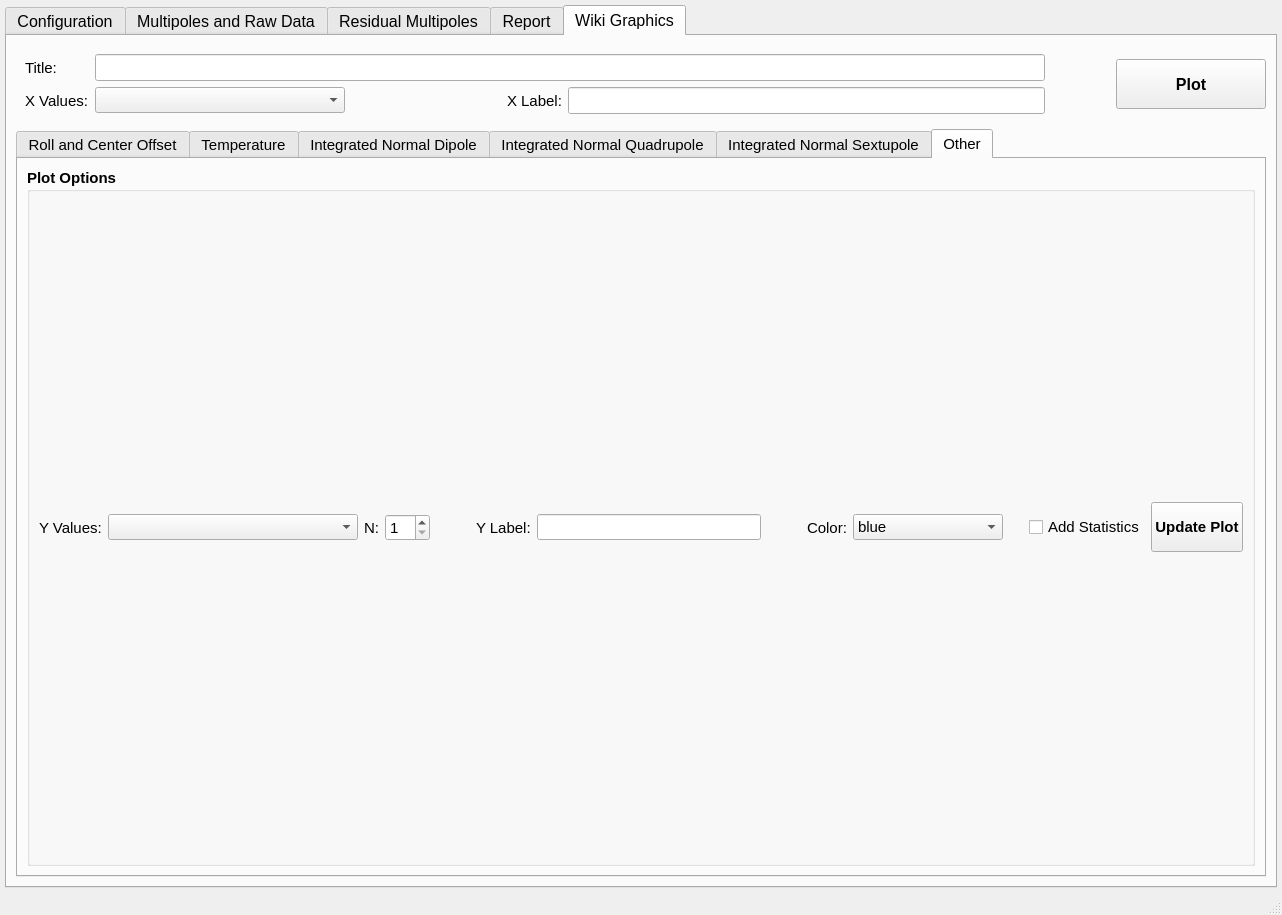
This is rotcoilanalysis/ui/interface.ui in lnls-ima/rotating-coil-analysis as Qt 5 draws it before an edit. The edited form follows.
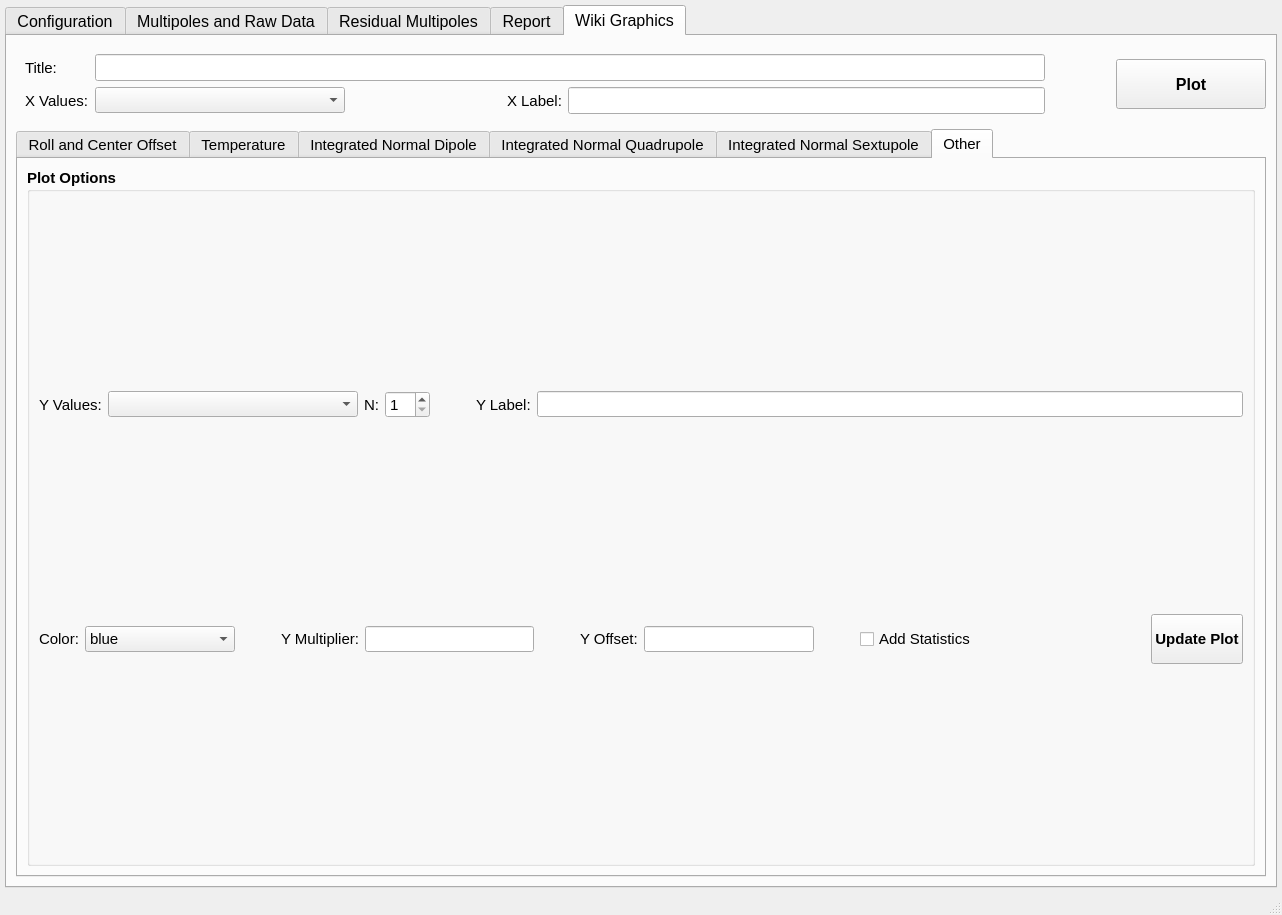
This is the edited form. The open tabs and pages were chosen to show the change. Icons and pictures are not drawn.

Commit message: Adding options in plot widget

```diff
--- a/rotcoilanalysis/ui/interface.ui
+++ b/rotcoilanalysis/ui/interface.ui
@@ -3757,7 +3757,206 @@
               <property name="title">
                <string>Plot Options</string>
               </property>
-              <layout class="QHBoxLayout" name="horizontalLayout_5">
+              <layout class="QGridLayout" name="gridLayout_30">
+               <item row="1" column="0">
+                <layout class="QHBoxLayout" name="horizontalLayout_4">
+                 <item>
+                  <widget class="QLabel" name="wiki_graphs_label_label_3">
+                   <property name="font">
+                    <font>
+                     <pointsize>11</pointsize>
+                     <weight>50</weight>
+                     <bold>false</bold>
+                    </font>
+                   </property>
+                   <property name="text">
+                    <string>Color:</string>
+                   </property>
+                  </widget>
+                 </item>
+                 <item>
+                  <widget class="QComboBox" name="color_cmb">
+                   <property name="minimumSize">
+                    <size>
+                     <width>150</width>
+                     <height>0</height>
+                    </size>
+                   </property>
+                   <property name="font">
+                    <font>
+                     <pointsize>11</pointsize>
+                     <weight>50</weight>
+                     <bold>false</bold>
+                    </font>
+                   </property>
+                   <item>
+                    <property name="text">
+                     <string>blue</string>
+                    </property>
+                   </item>
+                   <item>
+                    <property name="text">
+                     <string>green</string>
+                    </property>
+                   </item>
+                   <item>
+                    <property name="text">
+                     <string>red</string>
+                    </property>
+                   </item>
+                   <item>
+                    <property name="text">
+                     <string>purple</string>
+                    </property>
+                   </item>
+                  </widget>
+                 </item>
+                 <item>
+                  <spacer name="horizontalSpacer_18">
+                   <property name="orientation">
+                    <enum>Qt::Horizontal</enum>
+                   </property>
+                   <property name="sizeType">
+                    <enum>QSizePolicy::Fixed</enum>
+                   </property>
+                   <property name="sizeHint" stdset="0">
+                    <size>
+                     <width>40</width>
+                     <height>20</height>
+                    </size>
+                   </property>
+                  </spacer>
+                 </item>
+                 <item>
+                  <widget class="QLabel" name="label_8">
+                   <property name="font">
+                    <font>
+                     <weight>50</weight>
+                     <bold>false</bold>
+                    </font>
+                   </property>
+                   <property name="text">
+                    <string>Y Multiplier:</string>
+                   </property>
+                  </widget>
+                 </item>
+                 <item>
+                  <widget class="QLineEdit" name="ymult_le">
+                   <property name="font">
+                    <font>
+                     <weight>50</weight>
+                     <bold>false</bold>
+                    </font>
+                   </property>
+                  </widget>
+                 </item>
+                 <item>
+                  <spacer name="horizontalSpacer_20">
+                   <property name="orientation">
+                    <enum>Qt::Horizontal</enum>
+                   </property>
+                   <property name="sizeType">
+                    <enum>QSizePolicy::Fixed</enum>
+                   </property>
+                   <property name="sizeHint" stdset="0">
+                    <size>
+                     <width>40</width>
+                     <height>20</height>
+                    </size>
+                   </property>
+                  </spacer>
+                 </item>
+                 <item>
+                  <widget class="QLabel" name="label_7">
+                   <property name="font">
+                    <font>
+                     <weight>50</weight>
+                     <bold>false</bold>
+                    </font>
+                   </property>
+                   <property name="text">
+                    <string>Y Offset:</string>
+                   </property>
+                  </widget>
+                 </item>
+                 <item>
+                  <widget class="QLineEdit" name="yoffset_le">
+                   <property name="font">
+                    <font>
+                     <weight>50</weight>
+                     <bold>false</bold>
+                    </font>
+                   </property>
+                  </widget>
+                 </item>
+                 <item>
+                  <spacer name="horizontalSpacer_21">
+                   <property name="orientation">
+                    <enum>Qt::Horizontal</enum>
+                   </property>
+                   <property name="sizeType">
+                    <enum>QSizePolicy::Fixed</enum>
+                   </property>
+                   <property name="sizeHint" stdset="0">
+                    <size>
+                     <width>40</width>
+                     <height>20</height>
+                    </size>
+                   </property>
+                  </spacer>
+                 </item>
+                 <item>
+                  <widget class="QCheckBox" name="addstatistics_chb">
+                   <property name="font">
+                    <font>
+                     <weight>50</weight>
+                     <bold>false</bold>
+                    </font>
+                   </property>
+                   <property name="text">
+                    <string>Add Statistics</string>
+                   </property>
+                  </widget>
+                 </item>
+                 <item>
+                  <spacer name="horizontalSpacer_19">
+                   <property name="orientation">
+                    <enum>Qt::Horizontal</enum>
+                   </property>
+                   <property name="sizeType">
+                    <enum>QSizePolicy::Expanding</enum>
+                   </property>
+                   <property name="sizeHint" stdset="0">
+                    <size>
+                     <width>20</width>
+                     <height>20</height>
+                    </size>
+                   </property>
+                  </spacer>
+                 </item>
+                 <item>
+                  <widget class="QPushButton" name="updateplot_btn">
+                   <property name="minimumSize">
+                    <size>
+                     <width>0</width>
+                     <height>50</height>
+                    </size>
+                   </property>
+                   <property name="font">
+                    <font>
+                     <weight>75</weight>
+                     <bold>true</bold>
+                    </font>
+                   </property>
+                   <property name="text">
+                    <string>Update Plot</string>
+                   </property>
+                  </widget>
+                 </item>
+                </layout>
+               </item>
+               <item row="0" column="0">
+                <layout class="QHBoxLayout" name="horizontalLayout_9">
                <item>
                 <widget class="QLabel" name="wiki_graphs_label_label_2">
                  <property name="font">
@@ -3865,114 +4064,7 @@
                  </property>
                 </widget>
                </item>
-               <item>
-                <spacer name="horizontalSpacer_18">
-                 <property name="orientation">
-                  <enum>Qt::Horizontal</enum>
-                 </property>
-                 <property name="sizeType">
-                  <enum>QSizePolicy::Fixed</enum>
-                 </property>
-                 <property name="sizeHint" stdset="0">
-                  <size>
-                   <width>40</width>
-                   <height>20</height>
-                  </size>
-                 </property>
-                </spacer>
-               </item>
-               <item>
-                <widget class="QLabel" name="wiki_graphs_label_label_3">
-                 <property name="font">
-                  <font>
-                   <pointsize>11</pointsize>
-                   <weight>50</weight>
-                   <bold>false</bold>
-                  </font>
-                 </property>
-                 <property name="text">
-                  <string>Color:</string>
-                 </property>
-                </widget>
-               </item>
-               <item>
-                <widget class="QComboBox" name="color_cmb">
-                 <property name="minimumSize">
-                  <size>
-                   <width>150</width>
-                   <height>0</height>
-                  </size>
-                 </property>
-                 <property name="font">
-                  <font>
-                   <pointsize>11</pointsize>
-                   <weight>50</weight>
-                   <bold>false</bold>
-                  </font>
-                 </property>
-                 <item>
-                  <property name="text">
-                   <string>blue</string>
-                  </property>
-                 </item>
-                 <item>
-                  <property name="text">
-                   <string>green</string>
-                  </property>
-                 </item>
-                 <item>
-                  <property name="text">
-                   <string>red</string>
-                  </property>
-                 </item>
-                 <item>
-                  <property name="text">
-                   <string>purple</string>
-                  </property>
-                 </item>
-                </widget>
-               </item>
-               <item>
-                <spacer name="horizontalSpacer_19">
-                 <property name="orientation">
-                  <enum>Qt::Horizontal</enum>
-                 </property>
-                 <property name="sizeType">
-                  <enum>QSizePolicy::Fixed</enum>
-                 </property>
-                 <property name="sizeHint" stdset="0">
-                  <size>
-                   <width>20</width>
-                   <height>20</height>
-                  </size>
-                 </property>
-                </spacer>
-               </item>
-               <item>
-                <widget class="QCheckBox" name="addstatistics_chb">
-                 <property name="font">
-                  <font>
-                   <weight>50</weight>
-                   <bold>false</bold>
-                  </font>
-                 </property>
-                 <property name="text">
-                  <string>Add Statistics</string>
-                 </property>
-                </widget>
-               </item>
-               <item>
-                <widget class="QPushButton" name="updateplot_btn">
-                 <property name="minimumSize">
-                  <size>
-                   <width>0</width>
-                   <height>50</height>
-                  </size>
-                 </property>
-                 <property name="text">
-                  <string>Update Plot</string>
-                 </property>
-                </widget>
+                </layout>
                </item>
               </layout>
              </widget>
```
Lines whose indentation alone changed are shown as unchanged. The commit also changes 1 other file.
